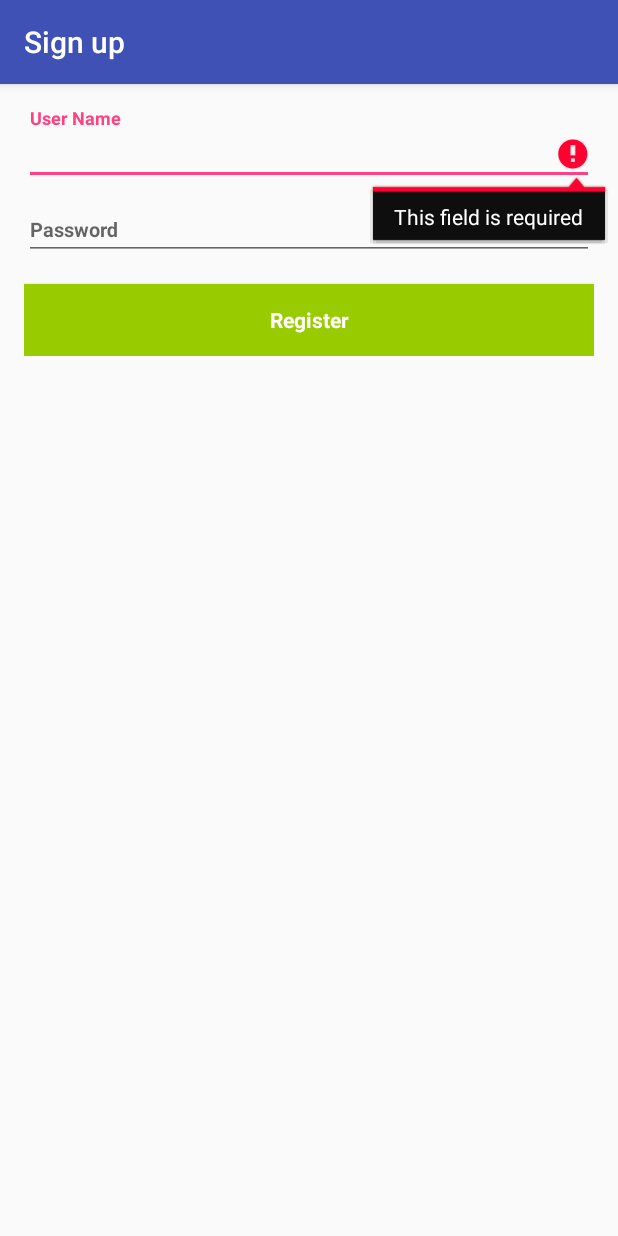
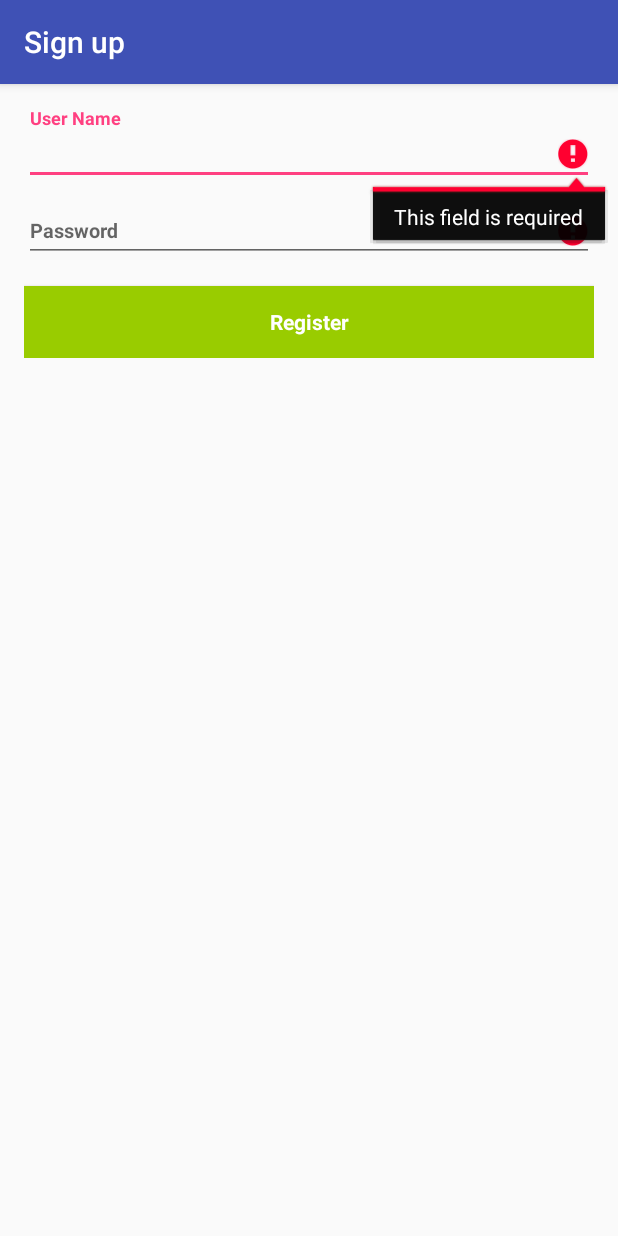
Before and after one commit to doron297/Final_project, an Android app: the SignUpActivity screen opened directly, with no data from a screen before it, after a tap on "Register", on a phone screen of 412 x 824 dp. Run offline under Robolectric (Android 15) with nearby library versions, the phone set to English and light mode, and no system bars; 2 statements that could not run were skipped.

Commit message:
Change the screen tittles names

```diff
--- a/app/src/main/AndroidManifest.xml
+++ b/app/src/main/AndroidManifest.xml
@@ -10,7 +10,7 @@
     <application
         android:allowBackup="true"
         android:icon="@mipmap/ic_launcher"
-        android:label="@string/app_name"
+        android:label="@string/activity_home"
         android:supportsRtl="true"
         android:theme="@style/AppTheme">
         <activity android:name=".MainActivity">
--- a/app/src/main/java/com/graos/auditory_scanning_final_project/AreaPersonalActivity.java
+++ b/app/src/main/java/com/graos/auditory_scanning_final_project/AreaPersonalActivity.java
@@ -14,6 +14,7 @@ public class AreaPersonalActivity extends AppCompatActivity {
     protected void onCreate(Bundle savedInstanceState) {
         super.onCreate(savedInstanceState);
         setContentView(R.layout.activity_area_personal);
+        setTitle("Personal Area");
 
         user_view = (TextView) findViewById(R.id.textViewHiUser);
 
--- a/app/src/main/java/com/graos/auditory_scanning_final_project/MainActivity.java
+++ b/app/src/main/java/com/graos/auditory_scanning_final_project/MainActivity.java
@@ -22,6 +22,8 @@ public class MainActivity extends AppCompatActivity {
     protected void onCreate(Bundle savedInstanceState) {
         super.onCreate(savedInstanceState);
         setContentView(R.layout.activity_main);
+        setTitle("Home Screen");
+        //setTitleColor(ge);
 
 //        passLogIn = (EditText) findViewById(R.id.editText_login_pass);
 //        userLogin = (EditText) findViewById(R.id.editText_login_user);
--- a/app/src/main/java/com/graos/auditory_scanning_final_project/SignUpActivity.java
+++ b/app/src/main/java/com/graos/auditory_scanning_final_project/SignUpActivity.java
@@ -163,8 +163,14 @@ public class SignUpActivity extends AppCompatActivity implements LoaderCallbacks
         View focusView = null;
 
         // Check for a valid password, if the user entered one.
-        if (!TextUtils.isEmpty(password) && !isPasswordValid(password)) {
+        if (!isPasswordValid(password)) {
             mPasswordRegister.setError(getString(R.string.error_invalid_password));
+            focusView = mPasswordRegister;
+            cancel = true;
+        }
+
+        if(TextUtils.isEmpty(password)){
+            mPasswordRegister.setError(getString(R.string.error_field_required));
             focusView = mPasswordRegister;
             cancel = true;
         }
--- a/app/src/main/res/values/strings.xml
+++ b/app/src/main/res/values/strings.xml
@@ -1,4 +1,7 @@
 <resources>
+    <!-- Strings related to Name os Activitys -->
+    <string name="activity_home">Auditory Scanning</string>
+
     <!-- Strings related to the First Screen -->
     <string name="app_name">Auditory_Scanning_Final_Project</string>
     <string name="app_textLoginUser">User Name:</string>
--- a/app/src/main/res/values/styles.xml
+++ b/app/src/main/res/values/styles.xml
@@ -3,10 +3,24 @@
     <!-- Base application theme. -->
     <style name="AppTheme" parent="Theme.AppCompat.Light.DarkActionBar">
         <!-- Customize your theme here. -->
+        <item name="android:actionBarStyle">@style/MyCustomActionBar</item>
         <item name="colorPrimary">@color/colorPrimary</item>
         <item name="colorPrimaryDark">@color/colorPrimaryDark</item>
         <item name="colorAccent">@color/colorAccent</item>
     </style>
 
+    <style name="MyCustomActionBar" parent="@android:style/Widget.Holo.Light.ActionBar">
+        <item name="android:background">@android:color/holo_green_light</item>
+        <item name="android:titleTextStyle">@style/MyCustomTextColor</item>
+    </style>
+
+    <style name="MyCustomTextColor" parent="@android:style/TextAppearance.Holo.Widget.ActionBar.Title">
+        <item name="android:textColor">@android:color/white</item>
+    </style>
+
 
 </resources>
+
+
+<!--   @android:style/Theme.Holo.Light
+       Theme.AppCompat.Light.DarkActionBar  -->
--- a/build.gradle
+++ b/build.gradle
@@ -5,7 +5,7 @@ buildscript {
         jcenter()
     }
     dependencies {
-        classpath 'com.android.tools.build:gradle:2.2.2'
+        classpath 'com.android.tools.build:gradle:2.2.3'
 
         // NOTE: Do not place your application dependencies here; they belong
         // in the individual module build.gradle files
```
